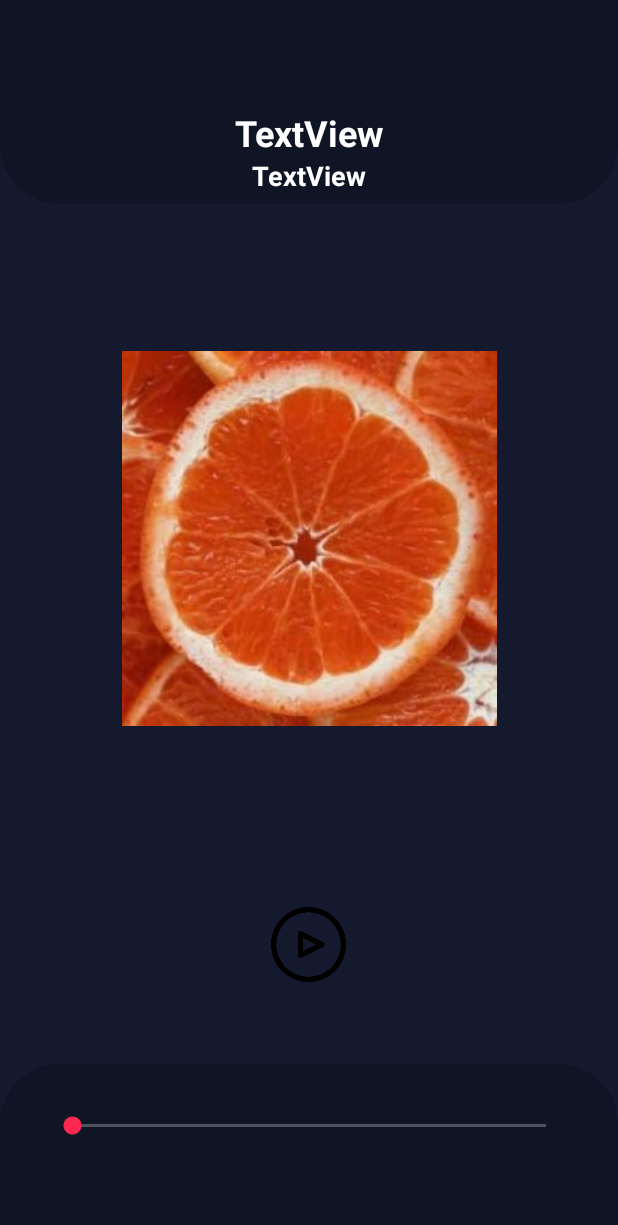
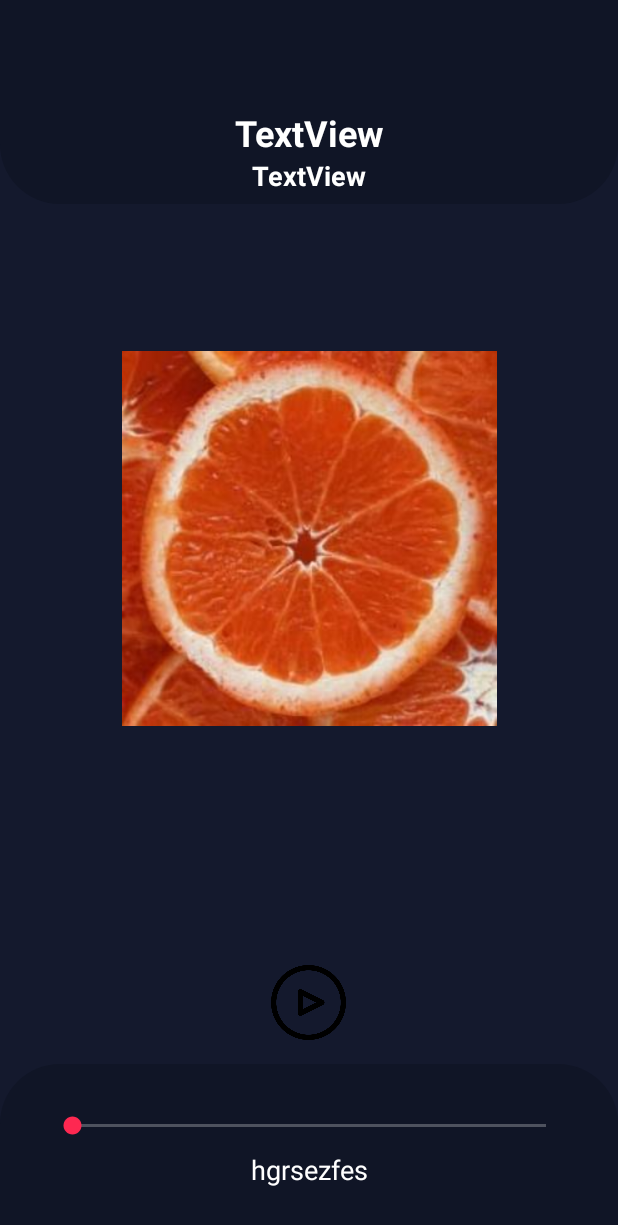
Before and after one commit to DaniilBolgar/MediPlayer, an Android app: the layout activity_main.xml on its own in the app's theme, with its tools: preview values and no code run, on a phone screen of 412 x 824 dp. Shown: the top 1225 px of the screen. Run offline under Robolectric (Android 15) with nearby library versions, the phone set to English and light mode, and no system bars; Roboto replaces fonts that are not available here.

Commit message:
still solving issues with the seekbar

```diff
--- a/app/src/main/AndroidManifest.xml
+++ b/app/src/main/AndroidManifest.xml
@@ -13,13 +13,15 @@
         android:roundIcon="@mipmap/ic_launcher_round"
         android:supportsRtl="true"
         android:theme="@style/AppTheme">
-        <activity android:name=".PlaylistsActivity"></activity>
-        <activity android:name=".IntroActivity" >
+        <activity android:name=".PlaylistsActivity">
             <intent-filter>
                 <action android:name="android.intent.action.MAIN" />
 
                 <category android:name="android.intent.category.LAUNCHER" />
             </intent-filter>
+        </activity>
+        <activity android:name=".IntroActivity" >
+
         </activity>
         <activity android:name=".MainActivity">
 
--- a/app/src/main/res/layout/activity_main.xml
+++ b/app/src/main/res/layout/activity_main.xml
@@ -15,10 +15,12 @@
         android:layout_height="wrap_content"
         android:background="?attr/colorPrimaryDark"
         android:minHeight="?attr/actionBarSize"
-        android:theme="?attr/actionBarTheme"
+        android:theme="@style/ToolbarTheme"
         app:layout_constraintEnd_toEndOf="parent"
         app:layout_constraintStart_toStartOf="parent"
-        app:layout_constraintTop_toTopOf="parent" />
+        app:layout_constraintTop_toTopOf="parent"
+        app:titleTextAppearance="@style/Toolbar.TitleText"
+        app:popupTheme="@style/ThemeOverlay.AppCompat.Light"/>
 
     <androidx.constraintlayout.widget.ConstraintLayout
         android:layout_width="match_parent"
@@ -86,13 +88,11 @@
                 android:layout_width="50dp"
                 android:layout_height="50dp"
                 android:layout_marginStart="180dp"
-                android:layout_marginTop="82dp"
                 android:layout_marginEnd="181dp"
                 android:layout_marginBottom="16dp"
                 app:layout_constraintBottom_toBottomOf="parent"
                 app:layout_constraintEnd_toEndOf="parent"
                 app:layout_constraintStart_toStartOf="parent"
-                app:layout_constraintTop_toBottomOf="@+id/songImage_p"
                 app:srcCompat="@drawable/play" />
 
         </androidx.constraintlayout.widget.ConstraintLayout>
@@ -113,6 +113,20 @@
                 app:layout_constraintEnd_toEndOf="parent"
                 app:layout_constraintStart_toStartOf="parent"
                 app:layout_constraintTop_toTopOf="parent" />
+
+            <TextView
+                android:id="@+id/remainingTime"
+                android:layout_width="wrap_content"
+                android:layout_height="wrap_content"
+                android:layout_marginStart="176dp"
+                android:layout_marginTop="8dp"
+                android:layout_marginEnd="176dp"
+                android:text="hgrsezfes"
+                android:textColor="#FFFFFF"
+                android:textSize="18sp"
+                app:layout_constraintEnd_toEndOf="parent"
+                app:layout_constraintStart_toStartOf="parent"
+                app:layout_constraintTop_toBottomOf="@+id/seekBar" />
         </androidx.constraintlayout.widget.ConstraintLayout>
     </LinearLayout>
 
--- a/app/src/main/res/values/styles.xml
+++ b/app/src/main/res/values/styles.xml
@@ -8,4 +8,13 @@
         <item name="colorAccent">@color/colorAccent</item>
         <item name="colorControlNormal">@color/white</item>
     </style>
+    <style name="ToolbarTheme" parent="@style/ThemeOverlay.AppCompat.Dark.ActionBar">
+        <!-- This item changes title text color of toolbar -->
+        <item name="android:textColorPrimary">#fff</item>
+        <item name="actionMenuTextColor">#fff</item>
+    </style>
+    <!-- This configures the styles for the title within the Toolbar  -->
+    <style name="Toolbar.TitleText" parent="TextAppearance.Widget.AppCompat.Toolbar.Title">
+        <item name="android:textSize">21sp</item>
+    </style>
 </resources>
```
Also changed, not shown: app/src/main/java/com/daniil/mediplayer/MainActivity.java (+32 -3 lines).
